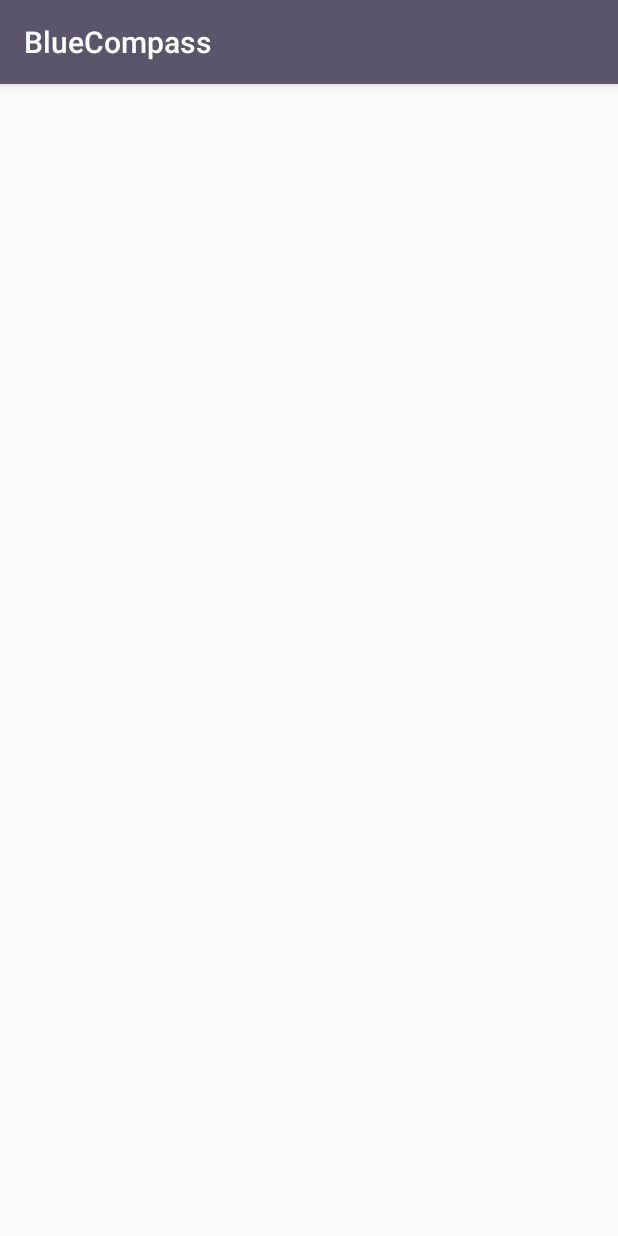
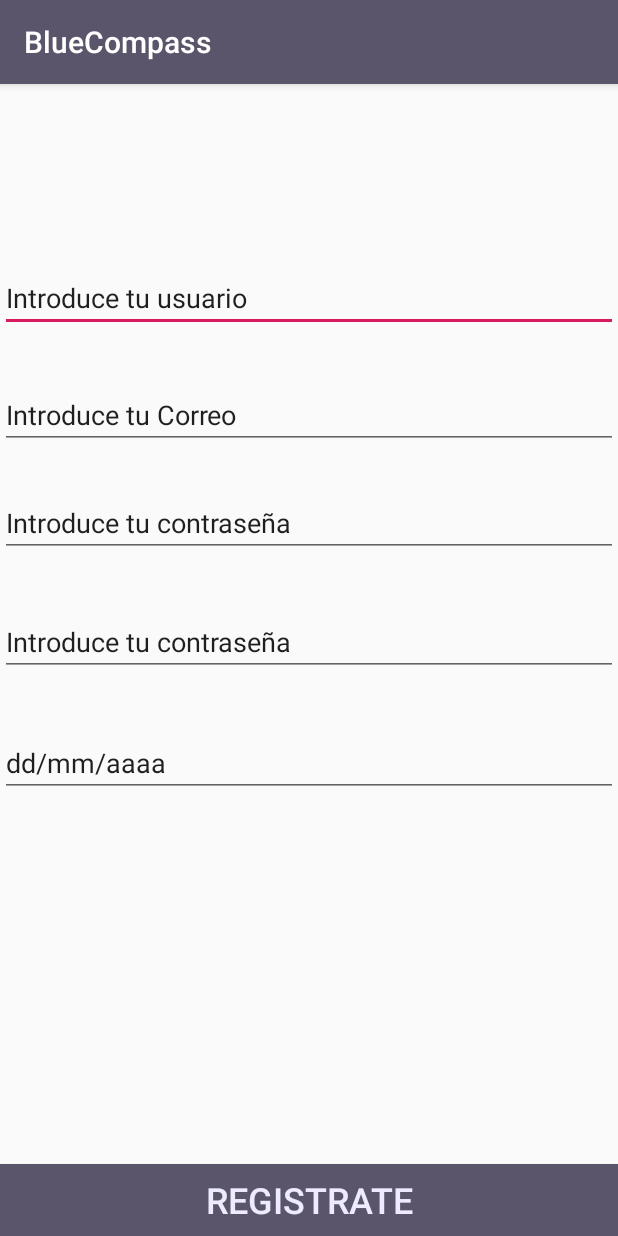
Before and after one commit to Navarro21111/BlueCompass, an Android app: the Registro screen opened directly, with no data from a screen before it, on a phone screen of 412 x 824 dp. Run offline under Robolectric (Android 15) with nearby library versions, the phone set to English and light mode, and no system bars.

Commit message:
Commit con la evntana de registro conectada al resto

```diff
--- a/app/src/main/java/com/example/a21736256/bluecompass/MainActivity.java
+++ b/app/src/main/java/com/example/a21736256/bluecompass/MainActivity.java
@@ -4,9 +4,9 @@ import android.content.Intent;
 import android.support.v7.app.AppCompatActivity;
 import android.os.Bundle;
 import android.view.View;
-
+import android.widget.Button;
 public class MainActivity extends AppCompatActivity {
-
+    Button tbn;
     @Override
     protected void onCreate(Bundle savedInstanceState) {
         super.onCreate(savedInstanceState);
@@ -16,4 +16,9 @@ public class MainActivity extends AppCompatActivity {
         Intent i = new Intent(this, LogIn.class);
         startActivity(i);
     }
+
+    public void registro(View view){
+        Intent i = new Intent(this, Registro.class);
+        startActivity(i);
+    }
 }
--- a/app/src/main/res/layout/activity_log_in_activity.xml
+++ b/app/src/main/res/layout/activity_log_in_activity.xml
@@ -49,12 +49,4 @@
         android:inputType="textPassword"
         android:textColor="@color/Violeta5" />
 
-    <ImageView
-        android:id="@+id/imageView3"
-        android:layout_width="49dp"
-        android:layout_height="56dp"
-        android:layout_alignParentTop="true"
-        android:layout_marginTop="6dp"
-        app:srcCompat="@drawable/flecha" />
-
 </RelativeLayout>
--- a/app/src/main/res/layout/activity_main.xml
+++ b/app/src/main/res/layout/activity_main.xml
@@ -46,6 +46,7 @@
         android:layout_marginLeft="0dp"
         android:layout_marginBottom="0dp"
         android:background="@drawable/animacion_cambio_color_boton"
+        android:onClick="registro"
         android:text="@string/btn_registro"
         android:textColor="@color/Violeta1"
         android:textSize="24sp" />
--- a/app/src/main/res/layout/activity_registro.xml
+++ b/app/src/main/res/layout/activity_registro.xml
@@ -6,4 +6,84 @@
     android:layout_height="match_parent"
     tools:context=".Registro">
 
+    <Button
+        android:id="@+id/btnLogIn2"
+        android:layout_width="match_parent"
+        android:layout_height="wrap_content"
+        android:layout_alignParentStart="true"
+        android:layout_alignParentLeft="true"
+        android:layout_alignParentBottom="true"
+        android:layout_marginStart="0dp"
+        android:layout_marginLeft="0dp"
+        android:layout_marginBottom="0dp"
+        android:background="@drawable/animacion_cambio_color_boton"
+        android:text="@string/btn_registro"
+        android:textColor="@color/Violeta1"
+        android:textSize="24sp" />
+
+    <EditText
+        android:id="@+id/etUsuario"
+        android:layout_width="match_parent"
+        android:layout_height="wrap_content"
+        android:layout_marginTop="120dp"
+        android:ems="10"
+        android:hint="@string/et_usuario"
+        android:inputType="textPersonName"
+        android:textColor="@color/Violeta5"
+        android:textColorHint="@color/Violeta5" />
+
+    <EditText
+        android:id="@+id/etUsuario2"
+        android:layout_width="match_parent"
+        android:layout_height="wrap_content"
+        android:layout_alignParentTop="true"
+        android:layout_marginTop="198dp"
+        android:ems="10"
+        android:hint="@string/et_correo"
+        android:inputType="textPersonName"
+        android:textColor="@color/Violeta5"
+        android:textColorHint="@color/Violeta5" />
+
+    <EditText
+        android:id="@+id/etUsuario3"
+        android:layout_width="match_parent"
+        android:layout_height="wrap_content"
+        android:layout_alignParentTop="true"
+        android:layout_marginTop="430dp"
+        android:ems="10"
+        android:hint="@string/et_fecha_nacimiento"
+        android:inputType="textPersonName"
+        android:textColor="@color/Violeta5"
+        android:textColorHint="@color/Violeta5" />
+
+    <EditText
+        android:id="@+id/etContraseña"
+        android:layout_width="match_parent"
+        android:layout_height="wrap_content"
+        android:layout_alignParentStart="true"
+        android:layout_alignParentLeft="true"
+        android:layout_alignParentTop="true"
+        android:layout_marginStart="0dp"
+        android:layout_marginLeft="0dp"
+        android:layout_marginTop="270dp"
+        android:ems="10"
+        android:hint="@string/et_contraseña"
+        android:inputType="textPassword"
+        android:textColorHint="@color/Violeta5" />
+
+    <EditText
+        android:id="@+id/etContraseña2"
+        android:layout_width="match_parent"
+        android:layout_height="wrap_content"
+        android:layout_alignParentStart="true"
+        android:layout_alignParentLeft="true"
+        android:layout_alignParentTop="true"
+        android:layout_marginStart="0dp"
+        android:layout_marginLeft="0dp"
+        android:layout_marginTop="349dp"
+        android:ems="10"
+        android:hint="@string/et_contraseña"
+        android:inputType="textPassword"
+        android:textColorHint="@color/Violeta5" />
+
 </RelativeLayout>
--- a/app/src/main/res/values/strings.xml
+++ b/app/src/main/res/values/strings.xml
@@ -2,9 +2,10 @@
     <string name="app_name">BlueCompass</string>
     <string name="btnLogIn">btn_log_in</string>
     <string name="log_in">Log in</string>
-    <string name="Registrate">btn_registro</string>
     <string name="btn_registro">Registrate</string>
     <string name="et_usuario">Introduce tu usuario</string>
     <string name="et_contraseña">Introduce tu contraseña</string>
     <string name="btn_inciar_sesion">Iniciar Sesion</string>
+    <string name="et_correo">Introduce tu Correo</string>
+    <string name="et_fecha_nacimiento">dd/mm/aaaa</string>
 </resources>
--- a/app/src/main/res/values/styles.xml
+++ b/app/src/main/res/values/styles.xml
@@ -1,7 +1,7 @@
 <resources>
 
     <!-- Base application theme. -->
-    <style name="AppTheme" parent="Theme.AppCompat.Light.DarkActionBar">
+    <style name="AppTheme" parent="Base.Theme.AppCompat.Light.DarkActionBar">
         <!-- Customize your theme here. -->
         <item name="colorPrimary">@color/colorPrimary</item>
         <item name="colorPrimaryDark">@color/colorPrimaryDark</item>
```
